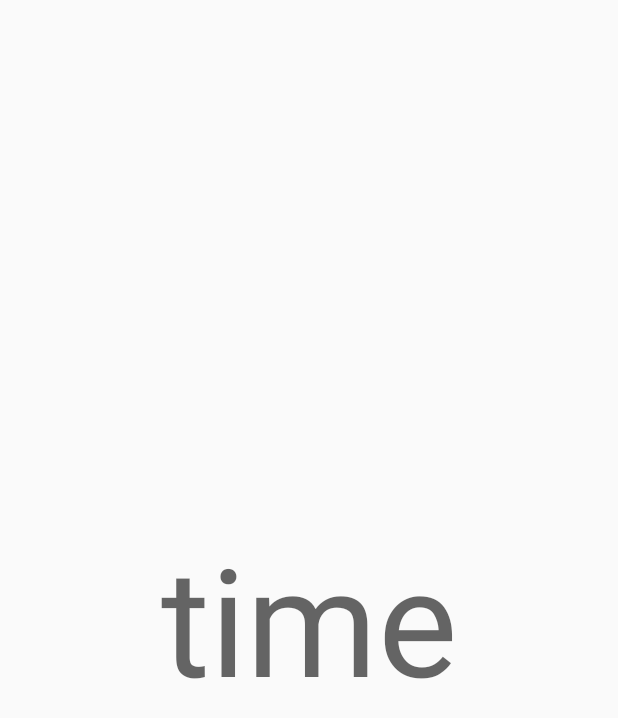
After one commit to HaengSu/App_Running, an Android app: the fragment FragmentCommonCount shown on its own in the app's theme, on a phone screen of 412 x 824 dp. The commit adds this screen. Shown: the top 718 px of the screen. Run offline under Robolectric (Android 15) with nearby library versions, the phone set to English and light mode, and no system bars; 4 statements that could not run were skipped.

Commit message:
카운트다운 적용

```diff
--- a/app/build.gradle
+++ b/app/build.gradle
@@ -2,7 +2,7 @@ plugins {
     id 'com.android.application'
     id 'org.jetbrains.kotlin.android'
     id 'com.google.gms.google-services'
-    id 'androidx.navigation.safeargs'
+    id 'androidx.navigation.safeargs.kotlin'
 }
 
 Properties properties = new Properties()
--- a/app/src/main/java/org/techtown/app_running/common/BaseFragment.kt
+++ b/app/src/main/java/org/techtown/app_running/common/BaseFragment.kt
@@ -12,7 +12,7 @@ import androidx.navigation.Navigation
 import androidx.viewbinding.ViewBinding
 import org.techtown.app_running.view.MainActivity
 
-abstract class BaseFragment<B : ViewBinding> : Fragment() {
+abstract class BaseFragment<B : ViewBinding> : Fragment(), View.OnClickListener {
     private var _binding : B? = null
     protected val binding get() = _binding!!
     protected lateinit var navController: NavController
--- /dev/null
+++ b/app/src/main/java/org/techtown/app_running/view/fragment/FragmentCommonCount.kt
@@ -0,0 +1,79 @@
+package org.techtown.app_running.view.fragment
+
+import android.content.Context
+import android.media.SoundPool
+import android.os.Bundle
+import android.os.CountDownTimer
+import android.util.Log
+import android.view.LayoutInflater
+import android.view.View
+import android.view.ViewGroup
+import androidx.activity.OnBackPressedCallback
+import androidx.navigation.fragment.navArgs
+import org.techtown.app_running.common.BaseFragment
+import org.techtown.app_running.databinding.FragmentCommonCountBinding
+
+class FragmentCommonCount : BaseFragment<FragmentCommonCountBinding>() {
+    private val TAG: String = "FragmentCommonCount 로그"
+
+    private val soundPool = SoundPool.Builder().build()
+    private lateinit var currentCountDownTimer: CountDownTimer
+    private lateinit var backCallback : OnBackPressedCallback
+
+    override fun getFragmentViewBinding(
+        inflater: LayoutInflater,
+        container: ViewGroup?
+    ): FragmentCommonCountBinding {
+        return FragmentCommonCountBinding.inflate(inflater, container, false)
+    }
+
+    override fun onViewCreated(view: View, savedInstanceState: Bundle?) {
+        super.onViewCreated(view, savedInstanceState)
+        initView(view)
+        setEvent()
+    }
+
+    override fun initView(view: View) {
+
+    }
+
+    override fun setEvent() {
+        val args: FragmentCommonCountArgs by navArgs()
+        var count = args.count
+        Log.d(TAG, "setEvent:count = ${count}")
+
+        countDownTimer(count)
+
+    }
+
+    fun countDownTimer(mCount: Long) {
+        val myCounter = object : CountDownTimer((mCount*1000), 1000) {
+            override fun onTick(p0: Long) {
+                binding.count.setText((p0 / 1000).toString())
+            }
+
+            override fun onFinish() {
+
+            }
+        }
+        Log.d(TAG, "countDownTimer: mCount = ${mCount*100}")
+
+        myCounter.start()
+    }
+
+    override fun onClick(p0: View?) {
+    }
+
+    override fun onAttach(context: Context) {
+        super.onAttach(context)
+        backCallback = object : OnBackPressedCallback(true) {
+            override fun handleOnBackPressed() { }
+        }
+        requireActivity().onBackPressedDispatcher.addCallback(this,backCallback)
+    }
+
+    override fun onDetach() {
+        super.onDetach()
+        backCallback.remove()
+    }
+}
--- a/app/src/main/res/layout/fragment_common_count.xml
+++ b/app/src/main/res/layout/fragment_common_count.xml
@@ -1,6 +1,22 @@
 <?xml version="1.0" encoding="utf-8"?>
 <androidx.constraintlayout.widget.ConstraintLayout xmlns:android="http://schemas.android.com/apk/res/android"
+    xmlns:app="http://schemas.android.com/apk/res-auto"
     android:layout_width="match_parent"
     android:layout_height="match_parent">
 
+    <TextView
+        android:id="@+id/count"
+        android:layout_width="match_parent"
+        android:layout_height="450dp"
+        app:layout_constraintBottom_toBottomOf="parent"
+        app:layout_constraintEnd_toEndOf="parent"
+        app:layout_constraintStart_toStartOf="parent"
+        app:layout_constraintTop_toTopOf="parent"
+        android:gravity="center"
+        android:textSize="100dp"
+        android:hint="time"/>
+
+
+
+
 </androidx.constraintlayout.widget.ConstraintLayout>
```
Also changed, not shown: app/src/main/java/org/techtown/app_running/view/fragment/FragmentAloneReady.kt (+30 -0 lines), app/src/main/java/org/techtown/app_running/view/fragment/FragmentAloneSetting.kt (+22 -1 lines), app/src/main/res/layout/fragment_alone_ready.xml (+35 -13 lines), app/src/main/res/navigation/nav_graph.xml (+24 -1 lines).
